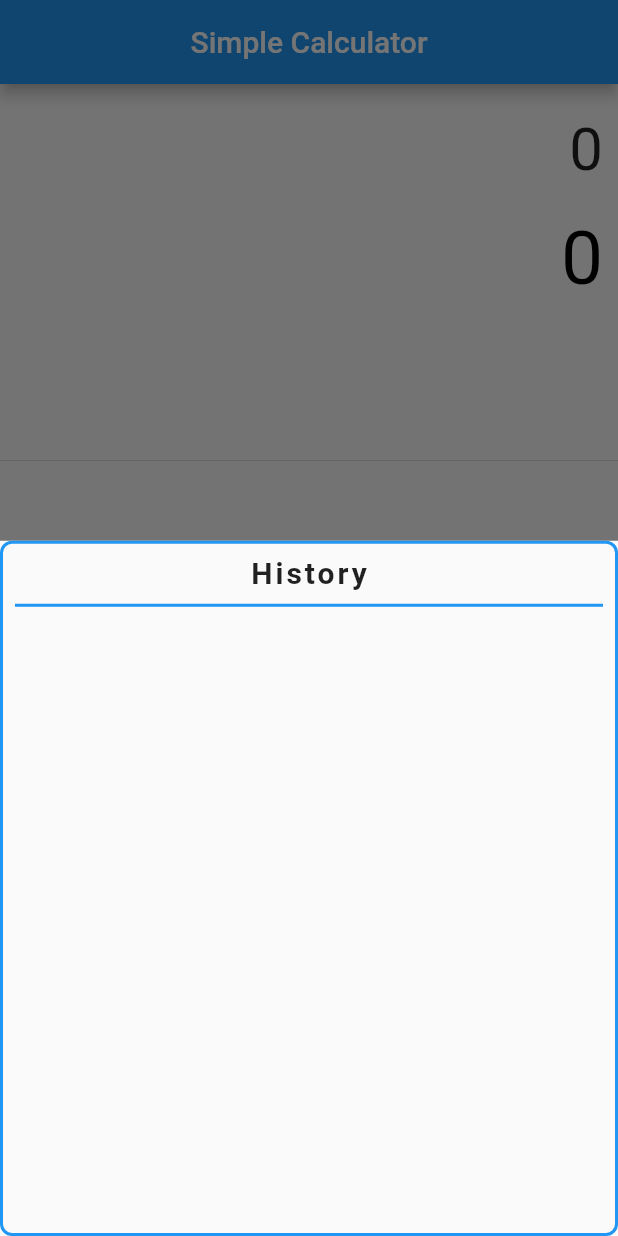
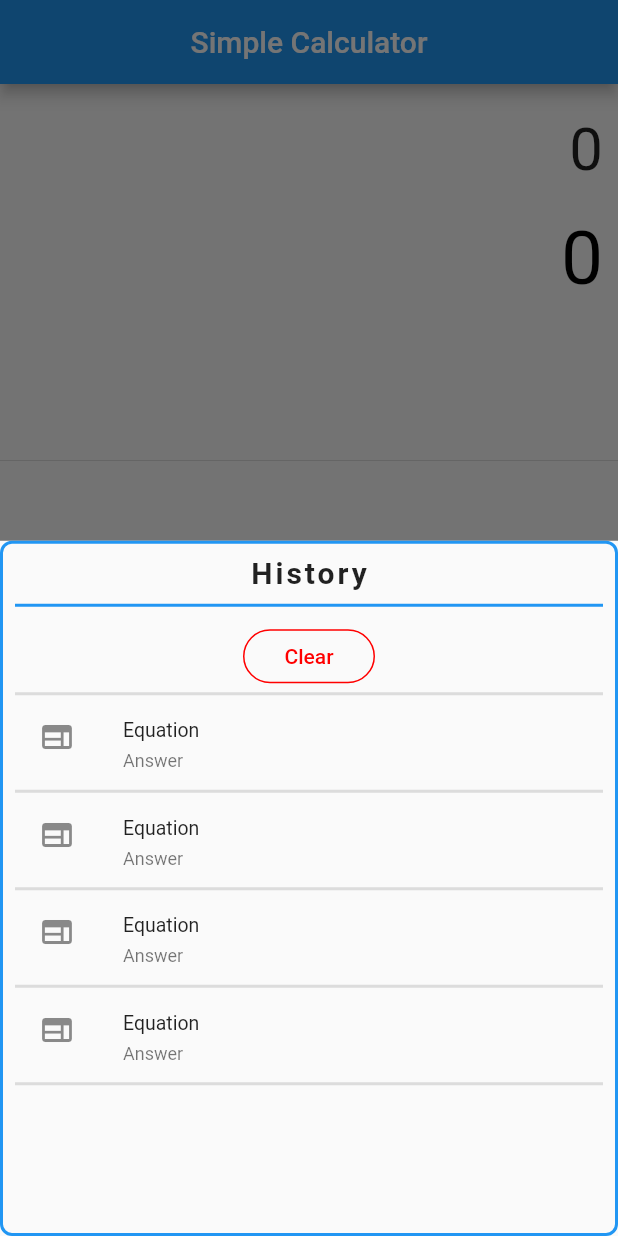
Before and after one commit to mwangipeter/Calculator, a Flutter app: the screen it shows after launch, after a tap on "Hist.", on a phone screen of 412 x 824 dp. Run offline on Flutter 3.47's test engine with Material 2 defaults, Android fonts, the phone set to English and light mode, and no system bars; our stand-ins replace math_expressions.

Commit message:
Updated and fully functional.

```diff
--- a/lib/calculator.dart
+++ b/lib/calculator.dart
@@ -118,7 +118,7 @@ void showBottomSheet() {
         context: context,
         builder: (builder) {
           return Container(
-              height: MediaQuery.of(context).size.height * 1,
+              height: MediaQuery.of(context).size.height * 2,
               width: MediaQuery.of(context).size.width * 1,
               padding: const EdgeInsets.all(8.0),
               decoration: BoxDecoration(
@@ -140,6 +140,70 @@ void showBottomSheet() {
                     thickness: 2,
                     color: Colors.blue,
                   ),
+                  // ignore: deprecated_member_use
+                  OutlineButton(
+                    onPressed: () => {},
+                    child: Text(
+                      "Clear",
+                      style: TextStyle(color: Color(0xffFF0000)),
+                    ),
+                    shape: StadiumBorder(),
+                    color: Color(0xffFF0000),
+                    borderSide: BorderSide(
+                      color: Color(0xffFF0000),
+                      //width: 2.5
+                    ),
+                  ),
+                  Container(
+                    child: Column(
+                      children: [
+                        Divider(
+                          height: 2,
+                          thickness: 2,
+                        ),
+                        ListTile(
+                          leading: Icon(Icons.web_outlined),
+                          title: Text("Equation"),
+                          subtitle: Text("Answer"),
+                          dense: true,
+                        ),
+                        Divider(
+                          height: 1,
+                          thickness: 2,
+                        ),
+                        ListTile(
+                          leading: Icon(Icons.web_outlined),
+                          title: Text("Equation"),
+                          subtitle: Text("Answer"),
+                          dense: true,
+                        ),
+                        Divider(
+                          height: 1,
+                          thickness: 2,
+                        ),
+                        ListTile(
+                          leading: Icon(Icons.web_outlined),
+                          title: Text("Equation"),
+                          subtitle: Text("Answer"),
+                          dense: true,
+                        ),
+                        Divider(
+                          height: 1,
+                          thickness: 2,
+                        ),
+                        ListTile(
+                          leading: Icon(Icons.web_outlined),
+                          title: Text("Equation"),
+                          subtitle: Text("Answer"),
+                          dense: true,
+                        ),
+                        Divider(
+                          height: 1,
+                          thickness: 2,
+                        ),
+                      ],
+                    ),
+                  )
                 ],
               )
           );
```
Also changed, not shown: pubspec.lock.
